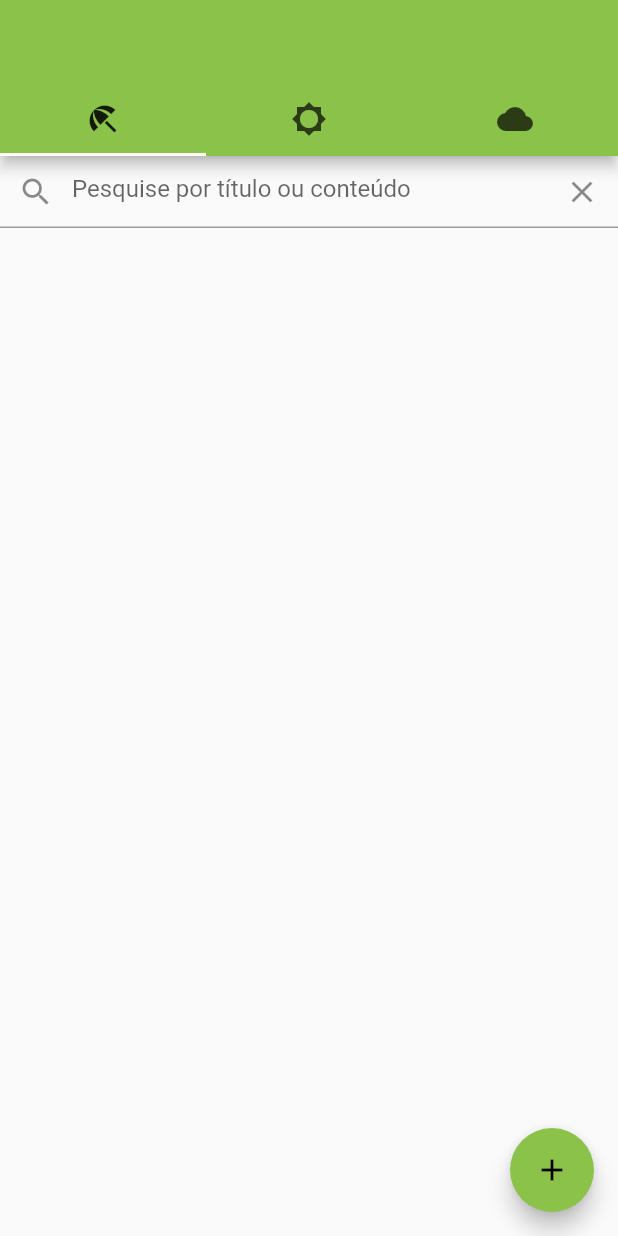
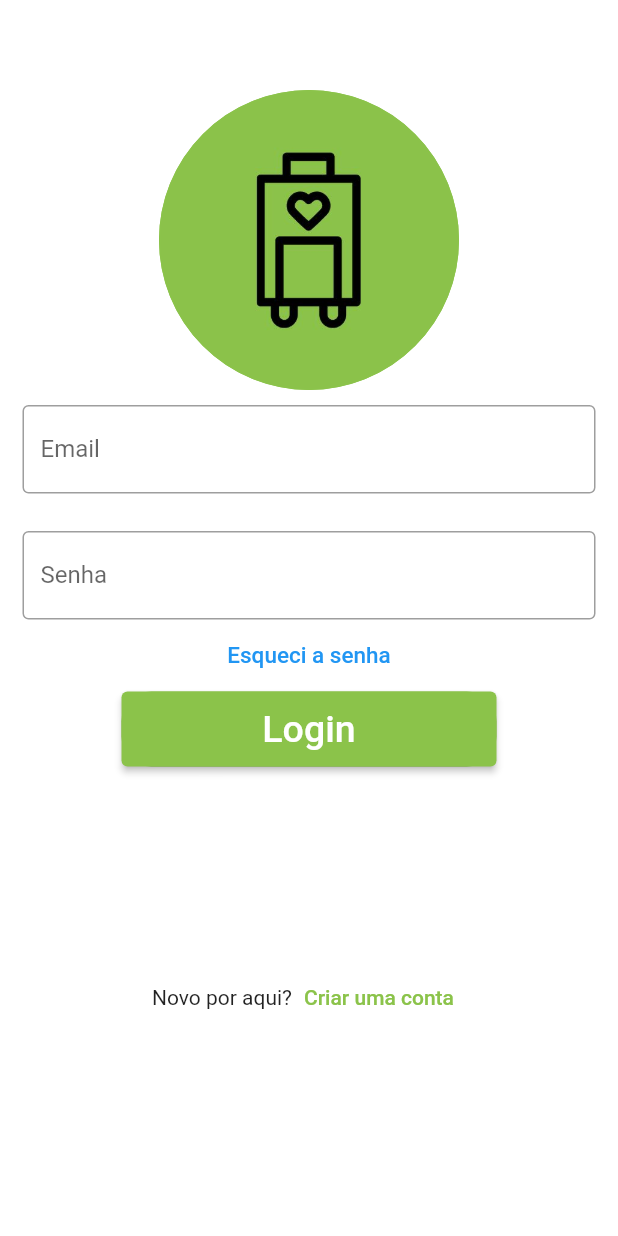
Before and after one commit to p-triciaG/Flutter-Activities, a Flutter app: the screen it shows after launch, on a phone screen of 412 x 824 dp. Run offline on Flutter 3.47's test engine with Material 2 defaults, Android fonts, the phone set to English and light mode, and no system bars; our stand-ins replace cloud_firestore, firebase_auth, firebase_core, flutter_bloc; accounts and stored records are empty.

Commit message:
Using firebase auth

```diff
--- a/activity/lib/account_settings.dart
+++ b/activity/lib/account_settings.dart
@@ -39,7 +39,7 @@ class AccountForms extends StatelessWidget {
           ),
           Form(
             key: _formKey,
-            autovalidateMode: AutovalidateMode.onUserModelInteraction,
+            autovalidateMode: AutovalidateMode.onUserInteraction,
             child: Column(
               children: [
                 Padding(
--- a/activity/lib/bloc/manage_user.dart
+++ b/activity/lib/bloc/manage_user.dart
@@ -5,7 +5,7 @@ import 'package:firebase_auth/firebase_auth.dart';
 import 'package:flutter_bloc/flutter_bloc.dart';
 
 abstract class UserEvent {
-  UserModel user;
+  UserModel? user;
   UserEvent(this.user);
 }
 
@@ -19,7 +19,9 @@ class UpdateUserEvent extends UserEvent{
 }
 
 class SignInEvent extends UserEvent{
-  SignInEvent(UserModel user):super(user);
+  String email;
+  String senha;
+  SignInEvent(this.email, this.senha,{UserModel? user}):super(user);
 }
 
 class UserState{}
@@ -40,7 +42,7 @@ class ManageUserBloc extends Bloc<UserEvent, UserState>{
 
   ManageUserBloc(UserState init):super(init){
     on<SignInEvent>((event, emit) async {
-      User? userMap = await fb_auth.signInWithEmailAndPassword(event.user);
+      User? userMap = await fb_auth.signInWithEmailAndPassword(event.email, event.senha);
 
       if (userMap==null) {
         emit(UserNotFound());
@@ -50,18 +52,20 @@ class ManageUserBloc extends Bloc<UserEvent, UserState>{
       }
     });
     on<SignUpEvent>((event, emit) async {
-      User? userMap = await fb_auth.createUserWithEmailAndPassword(event.user.email, event.user.senha);
+      User? userMap = await fb_auth.createUserWithEmailAndPassword(event.user!.email, event.user!.senha);
 
       if (userMap==null) {
+        print('user error');
         emit(UserError());
       } else {
-        await FirestoreDatabase.helper.setUser(userMap.uid, event.user);
+        await FirestoreDatabase.helper.setUser(userMap.uid, event.user!);
+        print('entrou');
         emit(UserState());
       }
     });
     on<UpdateUserEvent>(((event, emit) async {
-      await FirestoreDatabase.helper.setUser(event.id, event.user);
-      emit(UserFound(event.id, event.user));
+      await FirestoreDatabase.helper.setUser(event.id, event.user!);
+      emit(UserFound(event.id, event.user!));
     }));
   }
 }
--- a/activity/lib/login_screen.dart
+++ b/activity/lib/login_screen.dart
@@ -1,143 +1,147 @@
-// import 'package:activity/bloc/manage_user.dart';
-// import 'package:activity/sing_up_screen.dart';
-// import 'package:activity/tab_bar_screen.dart';
-// import 'package:flutter/material.dart';
-// import 'package:flutter_bloc/flutter_bloc.dart';
+import 'package:activity/bloc/manage_user.dart';
+import 'package:activity/sing_up_screen.dart';
+import 'package:activity/tab_bar_screen.dart';
+import 'package:flutter/material.dart';
+import 'package:flutter_bloc/flutter_bloc.dart';
 
-// class Login extends StatefulWidget {
-//   @override
-//   _LoginState createState() => _LoginState();
-// }
+class Login extends StatefulWidget {
+  @override
+  _LoginState createState() => _LoginState();
+}
 
-// class _LoginState extends State<Login> {
-//   final String logoPath = "image/travel_lovers_logo.jpg";
-//   String? email = "";
-//   String? senha = "";
+class _LoginState extends State<Login> {
+  final String logoPath = "image/travel_lovers_logo.jpg";
+  String? email = "";
+  String? senha = "";
 
-//   @override
-//   Widget build(BuildContext context) {
-//     return Scaffold(
-//       backgroundColor: Colors.white,
-//       body: BlocBuilder<ManageUserBloc, UserState>(
-//         buildWhen: (previous, current) {
-//           if(current is UserFound) {
-//             Navigator.pushReplacement(context,
-//               MaterialPageRoute(builder: (context) => const ActivityTabBar()));
-//           }
-//           else if (current is UserNotFound) {
-//             ScaffoldMessenger.of(context).showSnackBar(
-//               const SnackBar(content: Text('Usuário não encontrado'))
-//             );
-//           }
-//           return false;
-//         },
-//         builder: (context, state) {
-//           return SingleChildScrollView(
-//             child: Column(
-//               children: <Widget>[
-//                 Padding(
-//                   padding: const EdgeInsets.only(top: 60.0),
-//                   child: Center(
-//                     child: Container(
-//                       padding: EdgeInsets.all(8),
-//                       height: 200,
-//                       width: 200,
-//                       decoration: BoxDecoration(
-//                         shape: BoxShape.circle,
-//                         image: DecorationImage(
-//                             image: AssetImage(
-//                               logoPath,
-//                             ),
-//                             fit: BoxFit.fill),
-//                         border: Border.all(
-//                           color: Colors.lightGreen,
-//                         ),
-//                       ),
-//                     ),
-//                   ),
-//                 ),
-//                 Padding(
-//                   padding: EdgeInsets.symmetric(horizontal: 15, vertical: 10),
-//                   child: TextField(
-//                     decoration: const InputDecoration(
-//                         border: OutlineInputBorder(),
-//                         labelText: 'Email',
-//                         hintText: 'Insira um email válido como abc@gmail.com'),
-//                     onChanged: (value) => email = value,
-//                   ),
-//                 ),
-//                 Padding(
-//                   padding: const EdgeInsets.only(
-//                       left: 15.0, right: 15.0, top: 15, bottom: 0),
-//                   //padding: EdgeInsets.symmetric(horizontal: 15),
-//                   child: TextField(
-//                     obscureText: true,
-//                     decoration: const InputDecoration(
-//                         border: OutlineInputBorder(),
-//                         labelText: 'Senha',
-//                         hintText: 'Insira uma senha segura'),
-//                     onChanged: ((value) {
-//                       senha = value;
-//                     }),
-//                   ),
-//                 ),
-//                 TextButton(
-//                   onPressed: () {},
-//                   child: const Text(
-//                     'Esqueci a senha',
-//                     style: TextStyle(color: Colors.blue, fontSize: 15),
-//                   ),
-//                 ),
-//                 Container(
-//                   height: 50,
-//                   width: 250,
-//                   decoration: BoxDecoration(
-//                       color: Colors.lightGreen,
-//                       borderRadius: BorderRadius.circular(20)),
-//                   child: ElevatedButton(
-//                     onPressed: () {
-//                       if (email!.isEmpty || senha!.isEmpty) {
-//                         ScaffoldMessenger.of(context).showSnackBar(
-//                           const SnackBar(content: Text('Preencha email e senha corretamente'))
-//                         );
-//                       }
-//                       else{
-//                         ManageUserBloc u = BlocProvider.of<ManageUserBloc>(context);
-//                         u.add(SignInEvent(email!, senha!));
-//                       }
-//                       // Navigator.push(context,
-//                       //     MaterialPageRoute(builder: (_) => ActivityTabBar()));
-//                     },
-//                     child: const Text(
-//                       'Login',
-//                       style: TextStyle(color: Colors.white, fontSize: 25),
-//                     ),
-//                   ),
-//                 ),
-//                 const SizedBox(
-//                   height: 130,
-//                 ),
-//                 Row(
-//                   crossAxisAlignment: CrossAxisAlignment.center,
-//                   mainAxisAlignment: MainAxisAlignment.center,
-//                   children: [
-//                     const Text('Novo por aqui?'),
-//                     TextButton(
-//                         onPressed: () {
-//                           Navigator.push(
-//                               context, MaterialPageRoute(builder: (_) => SingUp()));
-//                         },
-//                         child: const Text(
-//                           "Criar uma conta",
-//                           style: TextStyle(color: Colors.lightGreen),
-//                         ))
-//                   ],
-//                 )
-//               ],
-//             ),
-//           );
-//         }
-//       ),
-//     );
-//   }
-// }
+  @override
+  Widget build(BuildContext context) {
+    return Scaffold(
+      backgroundColor: Colors.white,
+      body: BlocBuilder<ManageUserBloc, UserState>(
+        buildWhen: (previous, current) {
+          if(current is UserFound) {
+            Navigator.pushReplacement(context,
+              MaterialPageRoute(builder: (context) => const ActivityTabBar()));
+          }
+          else {
+            print('veio aqui');
+            if (current is UserNotFound) {
+              ScaffoldMessenger.of(context).showSnackBar(
+                const SnackBar(content: Text('Usuário não encontrado'))
+              );
+            }
+          }
+
+          return false;
+        },
+        builder: (context, state) {
+          return SingleChildScrollView(
+            child: Column(
+              children: <Widget>[
+                Padding(
+                  padding: const EdgeInsets.only(top: 60.0),
+                  child: Center(
+                    child: Container(
+                      padding: EdgeInsets.all(8),
+                      height: 200,
+                      width: 200,
+                      decoration: BoxDecoration(
+                        shape: BoxShape.circle,
+                        image: DecorationImage(
+                            image: AssetImage(
+                              logoPath,
+                            ),
+                            fit: BoxFit.fill),
+                        border: Border.all(
+                          color: Colors.lightGreen,
+                        ),
+                      ),
+                    ),
+                  ),
+                ),
+                Padding(
+                  padding: EdgeInsets.symmetric(horizontal: 15, vertical: 10),
+                  child: TextField(
+                    decoration: const InputDecoration(
+                        border: OutlineInputBorder(),
+                        labelText: 'Email',
+                        hintText: 'Insira um email válido como abc@gmail.com'),
+                    onChanged: (value) => email = value,
+                  ),
+                ),
+                Padding(
+                  padding: const EdgeInsets.only(
+                      left: 15.0, right: 15.0, top: 15, bottom: 0),
+                  //padding: EdgeInsets.symmetric(horizontal: 15),
+                  child: TextField(
+                    obscureText: true,
+                    decoration: const InputDecoration(
+                        border: OutlineInputBorder(),
+                        labelText: 'Senha',
+                        hintText: 'Insira uma senha segura'),
+                    onChanged: ((value) {
+                      senha = value;
+                    }),
+                  ),
+                ),
+                TextButton(
+                  onPressed: () {},
+                  child: const Text(
+                    'Esqueci a senha',
+                    style: TextStyle(color: Colors.blue, fontSize: 15),
+                  ),
+                ),
+                Container(
+                  height: 50,
+                  width: 250,
+                  decoration: BoxDecoration(
+                      color: Colors.lightGreen,
+                      borderRadius: BorderRadius.circular(20)),
+                  child: ElevatedButton(
+                    onPressed: () {
+                      if (email!.isEmpty || senha!.isEmpty) {
+                        ScaffoldMessenger.of(context).showSnackBar(
+                          const SnackBar(content: Text('Preencha email e senha corretamente'))
+                        );
+                      }
+                      else{
+                        ManageUserBloc u = BlocProvider.of<ManageUserBloc>(context);
+                        u.add(SignInEvent(email!, senha!));
+                      }
+                      // Navigator.push(context,
+                      //     MaterialPageRoute(builder: (_) => ActivityTabBar()));
+                    },
+                    child: const Text(
+                      'Login',
+                      style: TextStyle(color: Colors.white, fontSize: 25),
+                    ),
+                  ),
+                ),
+                const SizedBox(
+                  height: 130,
+                ),
+                Row(
+                  crossAxisAlignment: CrossAxisAlignment.center,
+                  mainAxisAlignment: MainAxisAlignment.center,
+                  children: [
+                    const Text('Novo por aqui?'),
+                    TextButton(
+                        onPressed: () {
+                          Navigator.push(
+                              context, MaterialPageRoute(builder: (_) => SingUp()));
+                        },
+                        child: const Text(
+                          "Criar uma conta",
+                          style: TextStyle(color: Colors.lightGreen),
+                        ))
+                  ],
+                )
+              ],
+            ),
+          );
+        }
+      ),
+    );
+  }
+}
--- a/activity/lib/main.dart
+++ b/activity/lib/main.dart
@@ -30,7 +30,7 @@ class MyApp extends StatelessWidget {
     return MultiBlocProvider (
       providers: [
         BlocProvider(create: (_) => ManageLocationBloc()),
-        // BlocProvider(create: (_) => ManageUserBloc(UserState()))
+        BlocProvider(create: (_) => ManageUserBloc(UserState()))
       ],
       child: MaterialApp(
         debugShowCheckedModeBanner: false,
--- a/activity/lib/provider/firebase_auth.dart
+++ b/activity/lib/provider/firebase_auth.dart
@@ -9,18 +9,6 @@ class FirebaseAuthenticationService {
     return _firebaseAuth.authStateChanges();
   }
 
-  // UserModel? _userFromFirebaseUser(User? user, { UserModel? create = null }) async {
-  //   UserModel? userData;
-  //   if (create != null) {
-  //     String id = await FirestoreDatabase.helper.setUser(create);
-  //     userData = UserModel.fromMap(create.toMap());
-  //     userData.id = id;
-  //   } else if (user != null) {
-  //     userData = await FirestoreDatabase.helper.getUser(user.uid);
-  //   }
-  //   return userData;
-  // }
-
   Future<User?> signInAnonimo() async {
     UserCredential userCredential = await _firebaseAuth.signInAnonymously();
     User? user = userCredential.user;
@@ -28,9 +16,9 @@ class FirebaseAuthenticationService {
     return user;
   }
 
-  Future<User?> signInWithEmailAndPassword(UserModel userm) async {
+  Future<User?> signInWithEmailAndPassword(String email, String senha) async {
     UserCredential userCredential = await _firebaseAuth
-        .signInWithEmailAndPassword(email: userm.email, password: userm.senha);
+        .signInWithEmailAndPassword(email: email, password: senha);
     User? user = userCredential.user;
 
     return user;
--- a/activity/lib/splash_screen.dart
+++ b/activity/lib/splash_screen.dart
@@ -20,7 +20,7 @@ class _SplashScreenState extends State<SplashScreen> {
     Timer(
         Duration(seconds: 5),
         () => Navigator.pushReplacement(
-            context, MaterialPageRoute(builder: (context) => const ActivityTabBar())));
+            context, MaterialPageRoute(builder: (context) => Login())));
   }
 
   @override
```
Also changed, not shown: activity/lib/provider/firestore_database.dart (+1 -7 lines), activity/lib/sing_up_screen.dart (+44 -44 lines).
